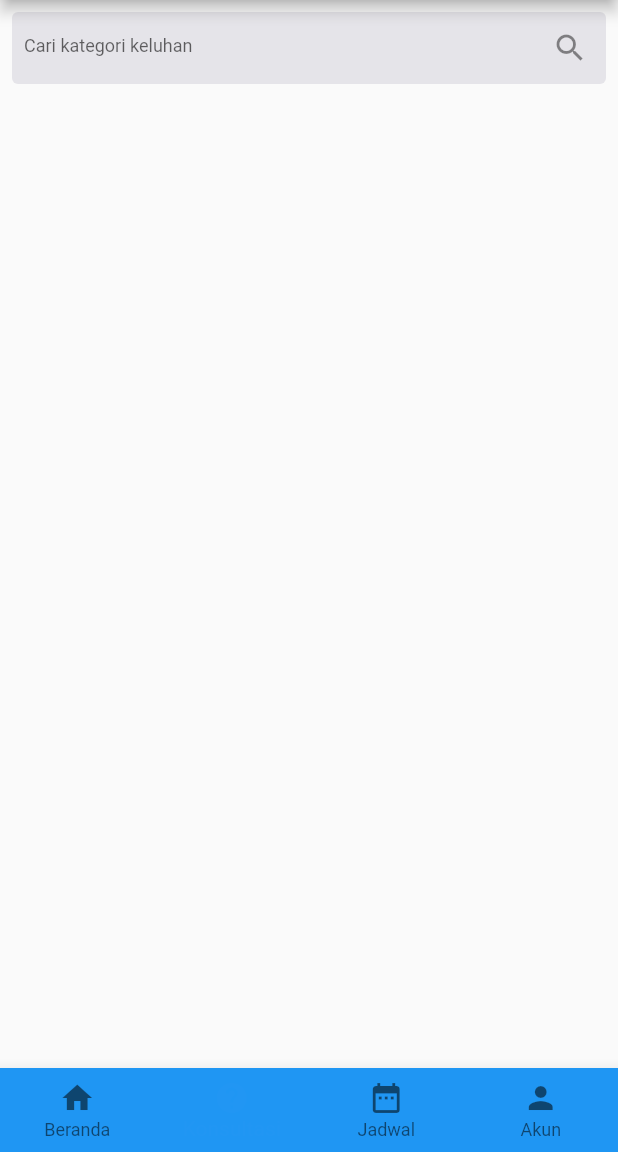
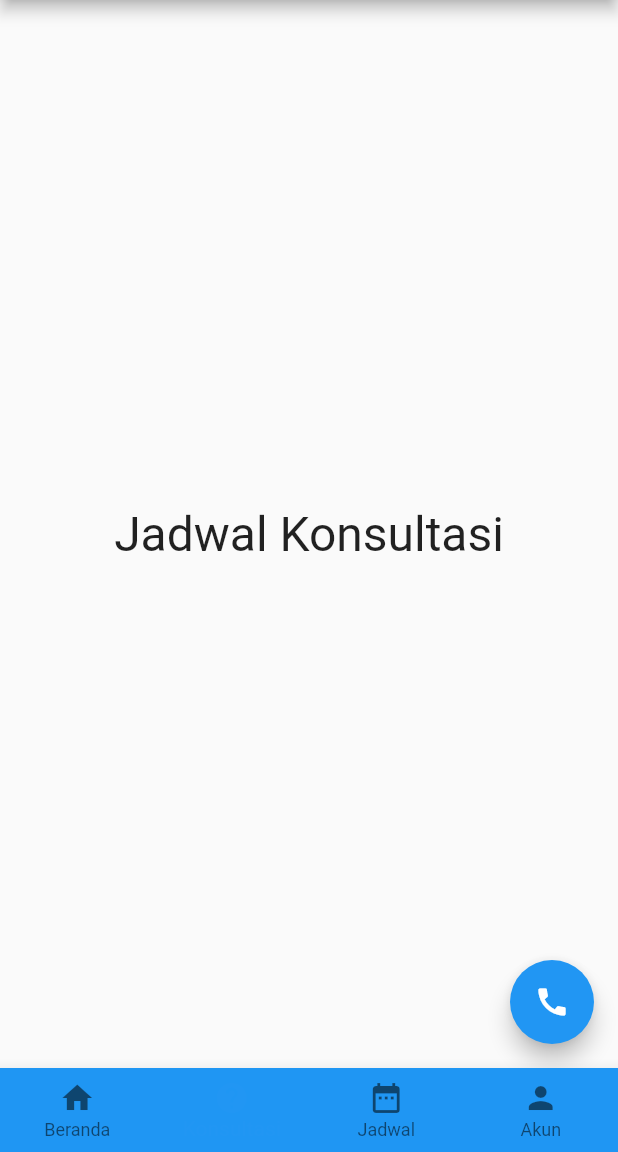
Before and after one commit to ahm-arif/TestCommunicateWithAPI, a Flutter app: the screen it shows after launch, swiped to page 2, on a phone screen of 412 x 824 dp, the part 84-1236 px from its top. Run offline on Flutter 3.47's test engine with Material 2 defaults, Android fonts, the phone set to English and light mode, and no system bars; our stand-ins replace carousel_slider; network calls fail.

Commit message:
Implement video_call_request_page

```diff
--- a/flutter_apps/lib/pages/consult_page.dart
+++ b/flutter_apps/lib/pages/consult_page.dart
@@ -1,7 +1,5 @@
 import 'package:flutter/material.dart';
-import 'package:flutter_apps/constants/colors.dart';
-import 'package:flutter_apps/models/complaint.dart';
-import 'package:flutter_apps/repos/complaint_repo.dart';
+import 'package:flutter_apps/pages/video_call_request_page.dart';
 
 class ConsultPage extends StatefulWidget {
   @override
@@ -9,101 +7,29 @@ class ConsultPage extends StatefulWidget {
 }
 
 class _ConsultState extends State<ConsultPage> {
-  final String complaintImage =
-      "https://images.unsplash.com/photo-1520342868574-5fa3804e551c?ixlib=rb-0.3.5&ixid=eyJhcHBfaWQiOjEyMDd9&s=6ff92caffcdd63681a35134a6770ed3b&auto=format&fit=crop&w=1951&q=80";
-
-  List<Complaint> complaints = List.empty(growable: true);
-
-  @override
-  void initState() {
-    super.initState();
-    ComplaintRepo().getComplaintList().then((value) {
-      setState(() {
-        complaints = value;
-      });
-    });
-  }
+  final List<String> entries = <String>['A', 'B', 'C'];
+  final List<int> colorCodes = <int>[600, 500, 100];
 
   @override
   Widget build(BuildContext context) {
-    return Container(
-      child: Padding(
-        padding: const EdgeInsets.all(8.0),
-        child: Column(children: [
-          _buildSearchInput(),
-          _buildComplaintList(),
-        ]),
+    return Scaffold(
+      body: Center(
+        child: Text(
+          'Jadwal Konsultasi',
+          style: TextStyle(fontSize: 32),
+        ),
+      ),
+      floatingActionButton: FloatingActionButton(
+        onPressed: () {
+          showVideoCallPage();
+        },
+        child: Icon(Icons.call),
       ),
     );
   }
 
-  Widget _buildComplaintList() {
-    return Expanded(
-      child: GridView.builder(
-          gridDelegate: SliverGridDelegateWithFixedCrossAxisCount(
-            crossAxisCount: 3,
-            childAspectRatio: 1.0,
-            mainAxisSpacing: 4.0,
-            crossAxisSpacing: 4.0,
-          ),
-          itemCount: complaints.length,
-          itemBuilder: (context, index) {
-            return _buildComplaintItem(index);
-          }),
-    );
-  }
-
-  Widget _buildComplaintItem(int index) {
-    return GridTile(
-      child: Card(
-        elevation: 2.0,
-        margin: EdgeInsets.all(0.0),
-        child: Column(
-          children: [
-            ClipRRect(
-              borderRadius: BorderRadius.vertical(top: Radius.circular(4.0)),
-              child: Image.network(
-                complaintImage,
-                height: 80.0,
-                fit: BoxFit.cover,
-              ),
-            ),
-            Expanded(
-              child: Container(
-                alignment: Alignment.center,
-                child: Padding(
-                  padding: const EdgeInsets.all(2.0),
-                  child: Text(
-                    complaints[index].name,
-                    maxLines: 2,
-                    textAlign: TextAlign.center,
-                    style: TextStyle(fontSize: 12.0),
-                  ),
-                ),
-              ),
-            )
-          ],
-        ),
-      ),
-    );
-  }
-
-  Widget _buildSearchInput() {
-    return Container(
-      decoration: BoxDecoration(
-        color: greyBackground,
-        borderRadius: BorderRadius.circular(4.0),
-      ),
-      padding: EdgeInsets.only(left: 8.0),
-      margin: EdgeInsets.only(bottom: 8.0),
-      child: TextField(
-        decoration: InputDecoration(
-          hintStyle: TextStyle(fontSize: 12.0),
-          hintText: 'Cari kategori keluhan',
-          suffixIcon: Icon(Icons.search),
-          border: InputBorder.none,
-        ),
-      ),
-    );
+  showVideoCallPage() {
+    Navigator.push(context,
+        MaterialPageRoute(builder: (context) => VideoCallRequestPage()));
   }
 }
--- a/flutter_apps/lib/pages/main_page.dart
+++ b/flutter_apps/lib/pages/main_page.dart
@@ -1,8 +1,8 @@
 import 'package:flutter/material.dart';
 import 'package:flutter_apps/constants/colors.dart';
+import 'package:flutter_apps/pages/consult_page.dart';
 
 import 'account_page.dart';
-import 'consult_page.dart';
 import 'home_page.dart';
 import 'schedule_page.dart';
 
@@ -17,9 +17,9 @@ class _MainPageState extends State<MainPage> {
   String avatarUrl =
       "https://www.inpixio.com/remove-background/images/animation-light-square.gif";
 
-  int currentPage = 0;
+  int currentPage = 1;
   PageController pageController =
-      PageController(initialPage: 0, keepPage: true);
+      PageController(initialPage: 1, keepPage: true);
 
   @override
   Widget build(BuildContext context) {
```
Also changed, not shown: flutter_apps/lib/pages/complaint_page.dart (added, +109 -0 lines), flutter_apps/lib/pages/video_call_request_page.dart (added, +80 -0 lines).
